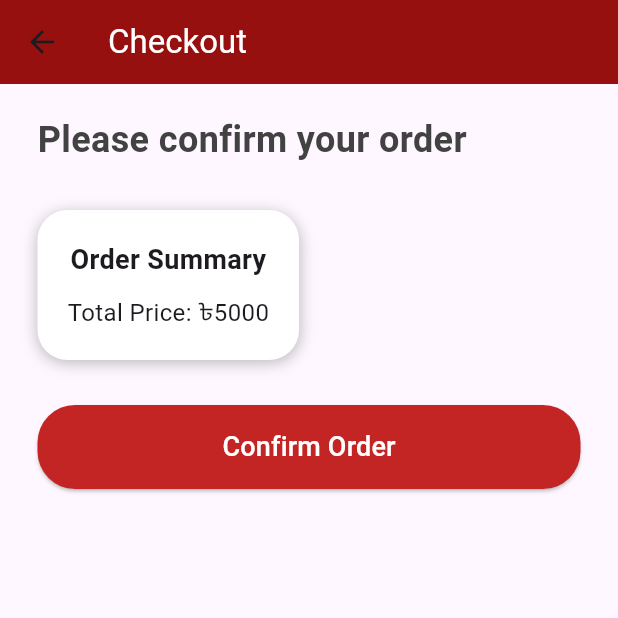
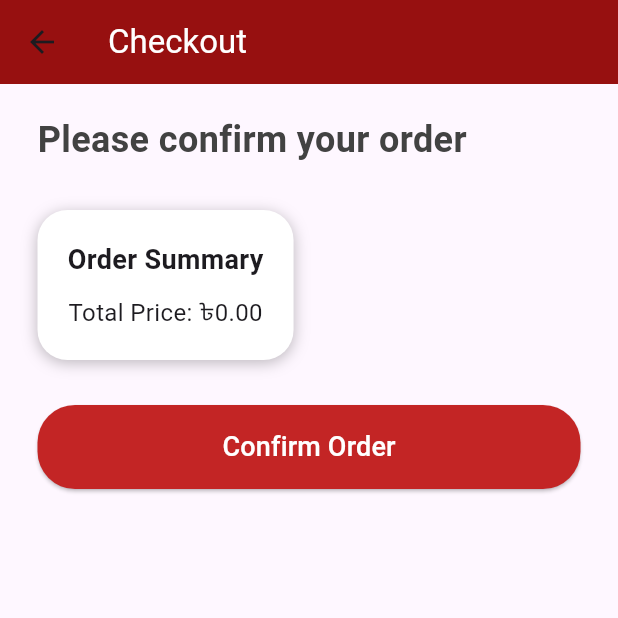
Before and after one commit to zaheen4/mediflow-app, a Flutter app: the CartPage screen opened directly, after a tap on "Pay Now", on a phone screen of 412 x 824 dp, the top half of it. Run offline on Flutter 3.47's test engine with Material 3 defaults, Android fonts, the light colour scheme and no system bars; our stand-ins replace firebase_auth, firebase_core, flutter_login, flutter_svg, google_fonts, google_sign_in; accounts and stored records are empty.

Commit message:
Make the checkout price dynamic

```diff
--- a/lib/pages/cart_page.dart
+++ b/lib/pages/cart_page.dart
@@ -4,7 +4,7 @@ import 'package:medi_flow/models/shop.dart';
 import 'package:medi_flow/utils/button.dart';
 import 'package:medi_flow/utils/colors.dart';
 import 'package:provider/provider.dart';
-import 'checkout_page.dart';  // Import CheckoutPage
+import 'checkout_page.dart'; // Import CheckoutPage
 
 class CartPage extends StatelessWidget {
   const CartPage({super.key});
@@ -13,6 +13,15 @@ class CartPage extends StatelessWidget {
   void removeFromCart(Product product, BuildContext context) {
     final shop = context.read<Shop>();
     shop.removeFromCart(product);
+  }
+
+  // Calculate total price
+  double calculateTotalPrice(List<Product> cart) {
+    double totalPrice = 0.0;
+    for (var product in cart) {
+      totalPrice += double.parse(product.price);
+    }
+    return totalPrice;
   }
 
   @override
@@ -35,7 +44,8 @@ class CartPage extends StatelessWidget {
                     final String productPrice = product.price;
                     return Container(
                       decoration: BoxDecoration(
-                          color: Colors.grey[500], borderRadius: BorderRadius.circular(20)),
+                          color: Colors.grey[500],
+                          borderRadius: BorderRadius.circular(20)),
                       margin: EdgeInsets.only(left: 20, top: 20, right: 20),
                       child: ListTile(
                         title: Text(
@@ -63,10 +73,13 @@ class CartPage extends StatelessWidget {
               child: MyButton(
                 text: "Pay Now",
                 onTap: () {
-                  // Navigate to the CheckoutPage
+                  // Calculate total price
+                  double totalPrice = calculateTotalPrice(value.cart);
+
+                  // Navigate to the CheckoutPage with the total price
                   Navigator.push(
                     context,
-                    MaterialPageRoute(builder: (context) => CheckoutPage()),
+                    MaterialPageRoute(builder: (context) => CheckoutPage(totalPrice: totalPrice)),
                   );
                 },
               ),
--- a/lib/pages/checkout_page.dart
+++ b/lib/pages/checkout_page.dart
@@ -2,7 +2,9 @@ import 'package:flutter/material.dart';
 import 'package:medi_flow/utils/colors.dart';  // Assuming you have a color file for consistent styling
 
 class CheckoutPage extends StatelessWidget {
-  const CheckoutPage({super.key});
+  final double totalPrice;
+
+  const CheckoutPage({super.key, required this.totalPrice});
 
   @override
   Widget build(BuildContext context) {
@@ -49,7 +51,7 @@ class CheckoutPage extends StatelessWidget {
                   ),
                   // You can list items here dynamically if needed, for now it's a placeholder
                   SizedBox(height: 10),
-                  Text("Total Price: ৳5000", style: TextStyle(fontSize: 16)),
+                  Text("Total Price: ৳${totalPrice.toStringAsFixed(2)}", style: TextStyle(fontSize: 16)),
                 ],
               ),
             ),
--- a/lib/pages/home_page.dart
+++ b/lib/pages/home_page.dart
@@ -47,12 +47,12 @@ class _HomePageState extends State<HomePage> {
             actions: [
               TextButton(
                 onPressed: () => Navigator.pop(context, false),
-                child: Text("Cancel"),
+                child: Text("Cancel", style: TextStyle(color: Colors.black),),
               ),
               ElevatedButton(
                 onPressed: () => Navigator.pop(context, true),
-                child: Text("Logout"),
                 style: ElevatedButton.styleFrom(backgroundColor: Colors.red),
+                child: Text("Logout", style: TextStyle(color: Colors.white),),
               ),
             ],
           ),
--- a/lib/pages/product_details_page.dart
+++ b/lib/pages/product_details_page.dart
@@ -132,7 +132,7 @@ class _ProductDetailsPageState extends State<ProductDetailsPage> {
                     height: 10,
                   ),
                   Text(
-                    "It is a device that measures blood glucose levels, typically used by people with diabetes to monitor and manage their condition. It works by testing a small blood sample and providing a glucose reading.",
+                    "This is only a demo description of the product...",
                     style: TextStyle(
                         color: Colors.grey[600], fontSize: 14, height: 2),
                   )
```
